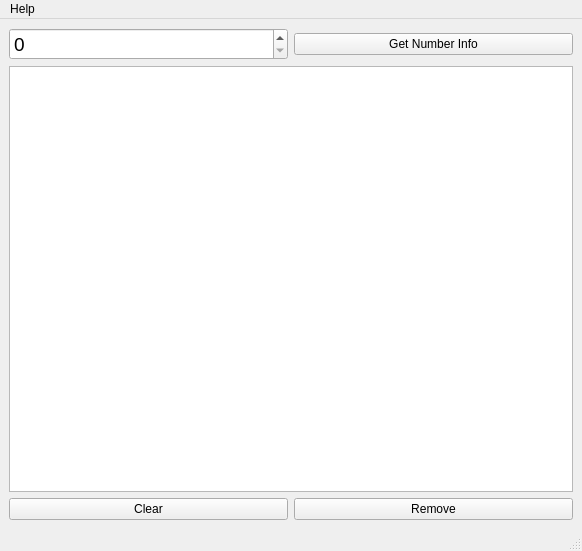
Above: appTwo/apptwo.ui from philBram/cpp_aufgabe_3 before the change. Below: the same form after it.
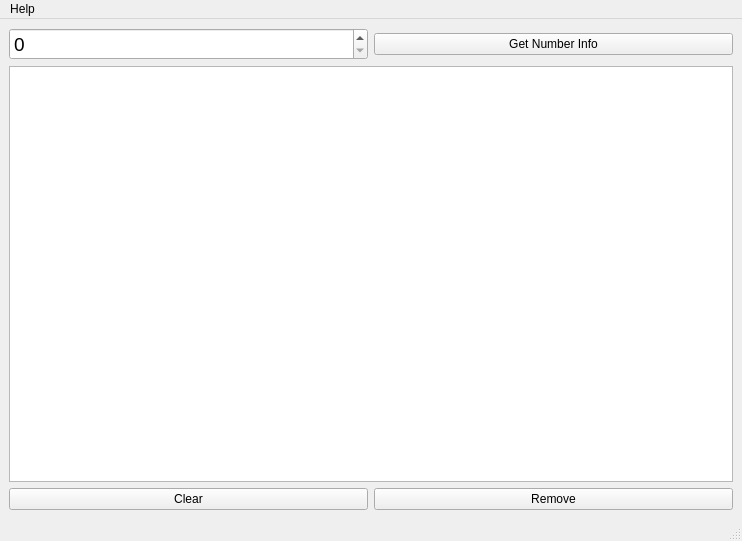
That is the form after the change.

What changed in the file:
```diff
--- a/appTwo/apptwo.ui
+++ b/appTwo/apptwo.ui
@@ -6,8 +6,8 @@
    <rect>
     <x>0</x>
     <y>0</y>
-    <width>582</width>
-    <height>551</height>
+    <width>742</width>
+    <height>541</height>
    </rect>
   </property>
   <property name="windowTitle">
@@ -75,7 +75,7 @@
     <rect>
      <x>0</x>
      <y>0</y>
-     <width>582</width>
+     <width>742</width>
      <height>23</height>
     </rect>
    </property>
```
